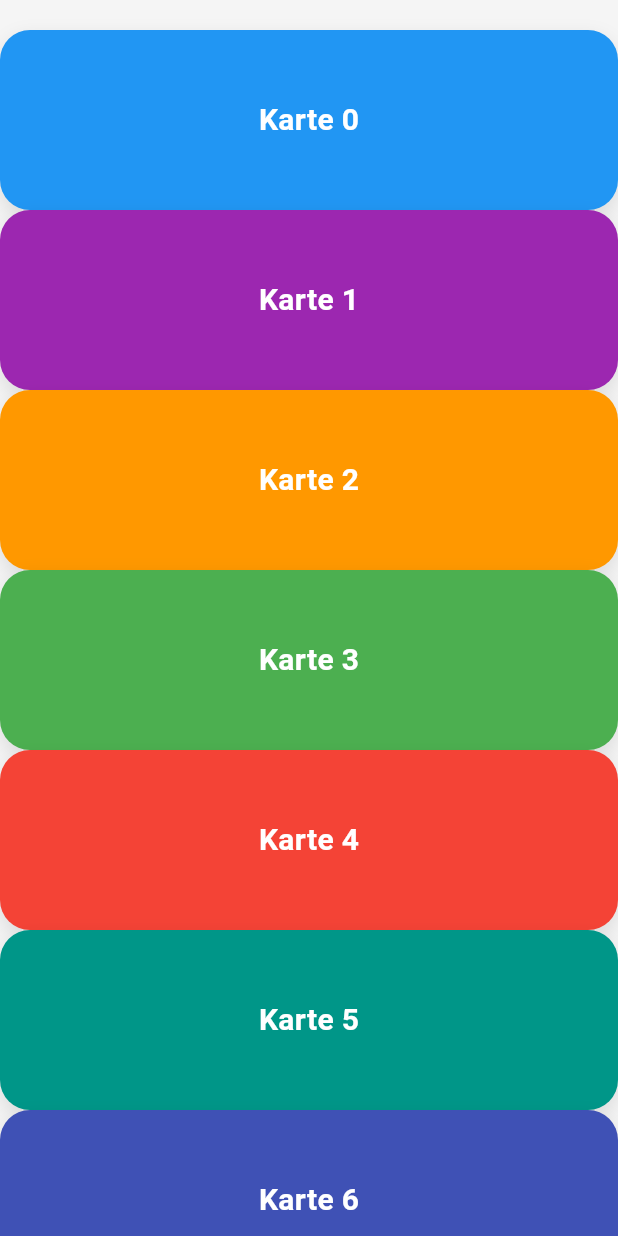
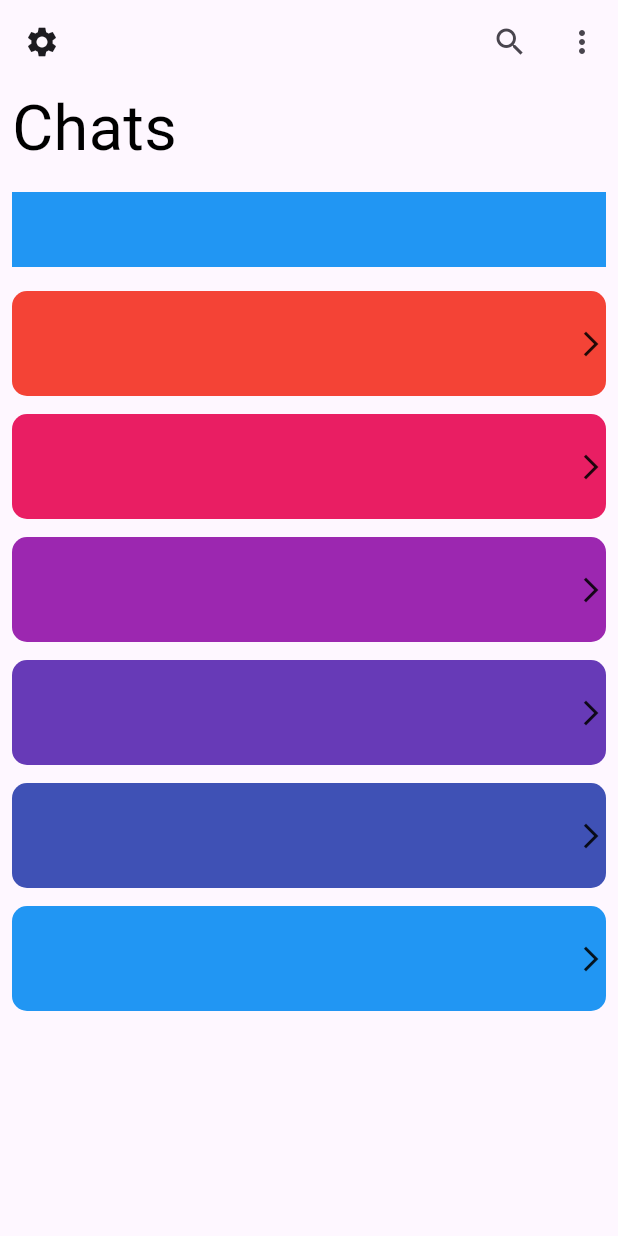
Before and after one commit to HarKro753/advanced_ux_flutter, a Flutter app: the screen it shows after launch, on a phone screen of 412 x 824 dp. Run offline on Flutter 3.47's test engine with Material 3 defaults, Android fonts, the phone set to English and light mode, and no system bars.

Commit message:
Without animation

```diff
--- /dev/null
+++ b/lib/AppBarTransition.dart
@@ -0,0 +1,40 @@
+import 'package:animation_test/ChatDetail.dart';
+import 'package:animation_test/ChatsView.dart';
+import 'package:flutter/material.dart';
+
+class AppBarTransition extends StatefulWidget {
+  AppBarTransition({super.key});
+
+  @override
+  State<AppBarTransition> createState() => _AppBarTransitionState();
+}
+
+class _AppBarTransitionState extends State<AppBarTransition> {
+  int? index;
+
+  @override
+  Widget build(BuildContext context) {
+    return Stack(
+      fit: StackFit.expand,
+      clipBehavior: Clip.none,
+      children: [
+        ChatsView(
+          onChatTap: (index) {
+            setState(() {
+              this.index = index;
+            });
+          },
+        ),
+        if (index != null)
+          ChatDetail(
+            index: index!,
+            onBack: () {
+              setState(() {
+                this.index = null;
+              });
+            },
+          ),
+      ],
+    );
+  }
+}
--- /dev/null
+++ b/lib/ChatDetail.dart
@@ -0,0 +1,26 @@
+import 'package:flutter/material.dart';
+
+class ChatDetail extends StatelessWidget {
+  final int index;
+  final Function() onBack;
+
+  const ChatDetail({super.key, required this.index, required this.onBack});
+
+  @override
+  Widget build(BuildContext context) {
+    return Scaffold(
+      appBar: AppBar(
+        title: Text('Chat Detail'),
+        leading: IconButton(
+          onPressed: onBack,
+          icon: Icon(Icons.arrow_back_ios_new),
+        ),
+        actions: [
+          IconButton(onPressed: () {}, icon: Icon(Icons.call)),
+          IconButton(onPressed: () {}, icon: Icon(Icons.camera_alt)),
+        ],
+      ),
+      body: Center(child: Text('Chat Detail $index')),
+    );
+  }
+}
--- /dev/null
+++ b/lib/ChatsView.dart
@@ -0,0 +1,54 @@
+import 'package:animation_test/Widget/ChatItem.dart';
+import 'package:flutter/material.dart';
+
+class ChatsView extends StatefulWidget {
+  const ChatsView({super.key, required this.onChatTap});
+
+  final Function(int) onChatTap;
+
+  @override
+  State<ChatsView> createState() => _ChatsViewState();
+}
+
+class _ChatsViewState extends State<ChatsView> {
+  @override
+  Widget build(BuildContext context) {
+    return Scaffold(
+      appBar: AppBar(
+        leading: IconButton(onPressed: () {}, icon: Icon(Icons.settings)),
+        actions: [
+          IconButton(onPressed: () {}, icon: Icon(Icons.search)),
+          IconButton(onPressed: () {}, icon: Icon(Icons.more_vert)),
+        ],
+      ),
+      body: ListView(
+        children: [
+          Container(
+            margin: EdgeInsets.symmetric(horizontal: 8),
+            child: Text(
+              'Chats',
+              textAlign: TextAlign.start,
+              style: TextStyle(color: Colors.black, fontSize: 42),
+            ),
+          ),
+
+          const SizedBox(height: 12),
+
+          Container(
+            color: Colors.blue,
+            height: 50,
+            margin: EdgeInsets.symmetric(horizontal: 8),
+          ),
+
+          const SizedBox(height: 16),
+
+          ChatItemList(onChatTap: _onChatTap),
+        ],
+      ),
+    );
+  }
+
+  void _onChatTap(int index) {
+    widget.onChatTap(index);
+  }
+}
--- a/lib/ExpandableCard.dart
+++ b/lib/ExpandableCard.dart
@@ -162,15 +162,13 @@ class ExpandableCardState extends State<ExpandableCard>
                       (dragDistance * 0.05).clamp(0, 20),
                 );
 
-                print("DragScale: $dragScale");
-
                 return Positioned(
                   left: rect.left + dragOffset.dx * _expandAnimation.value,
                   top: rect.top + dragOffset.dy * _expandAnimation.value,
                   width: rect.width,
                   height: rect.height,
                   child: Transform.scale(
-                    scale: 1.0,
+                    scale: dragScale,
                     child: GestureDetector(
                       onTap: _expandAnimation.value == 1.0
                           ? _collapseCard
--- /dev/null
+++ b/lib/Widget/ChatItem.dart
@@ -0,0 +1,48 @@
+import 'package:flutter/material.dart';
+
+class ChatItemList extends StatelessWidget {
+  final Function(int)? onChatTap;
+
+  const ChatItemList({super.key, this.onChatTap});
+
+  @override
+  Widget build(BuildContext context) {
+    return buildChatList();
+  }
+
+  Widget buildChatList() {
+    return Container(
+      margin: const EdgeInsets.symmetric(horizontal: 8),
+      child: Column(
+        mainAxisAlignment: MainAxisAlignment.start,
+        crossAxisAlignment: CrossAxisAlignment.start,
+        children: List.generate(
+          6 * 2 - 1,
+          (i) => i.isEven
+              ? buildChatItem(
+                  color: Colors.primaries[(i ~/ 2) % Colors.primaries.length],
+                  onTap: () => onChatTap?.call(i ~/ 2),
+                )
+              : const SizedBox(height: 12),
+        ),
+      ),
+    );
+  }
+
+  Widget buildChatItem({required Color color, required VoidCallback onTap}) {
+    return GestureDetector(
+      onTap: onTap,
+      child: Container(
+        height: 70,
+        decoration: BoxDecoration(
+          borderRadius: BorderRadius.circular(10),
+          color: color,
+        ),
+        child: const Align(
+          alignment: Alignment.centerRight,
+          child: Icon(Icons.arrow_forward_ios, size: 20),
+        ),
+      ),
+    );
+  }
+}
--- a/lib/main.dart
+++ b/lib/main.dart
@@ -1,3 +1,5 @@
+import 'package:animation_test/AppBarTransition.dart';
+import 'package:animation_test/ChatsView.dart';
 import 'package:animation_test/ExpandableCard.dart';
 import 'package:flutter/material.dart';
 
@@ -8,7 +10,6 @@ void main() {
 class MyApp extends StatelessWidget {
   const MyApp({super.key});
 
-  // This widget is the root of your application.
   @override
   Widget build(BuildContext context) {
     return MaterialApp(
@@ -16,7 +17,7 @@ class MyApp extends StatelessWidget {
       theme: ThemeData(
         colorScheme: ColorScheme.fromSeed(seedColor: Colors.deepPurple),
       ),
-      home: ExpandableCard(),
+      home: AppBarTransition(),
     );
   }
 }
```
